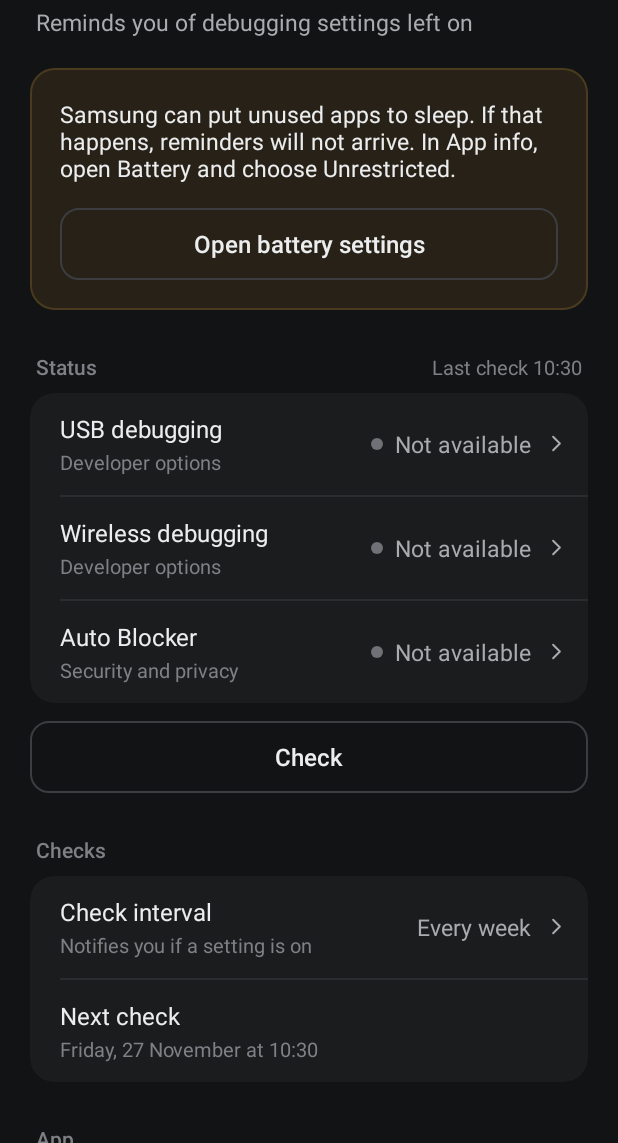
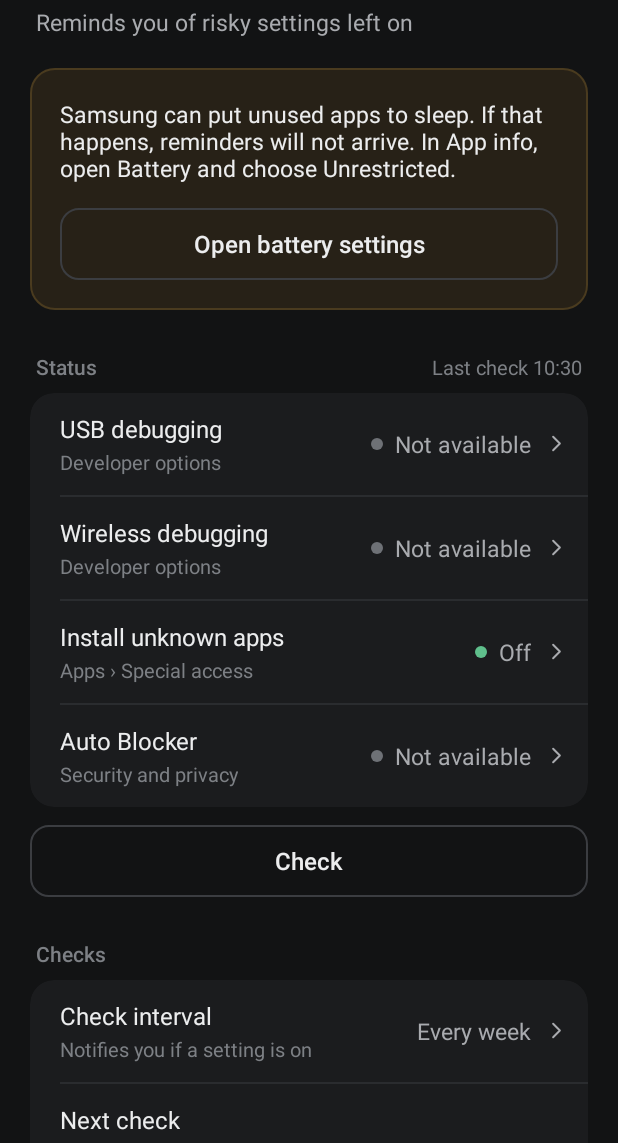
Before and after one commit to SCgrS/Watchdog, an Android app: the screen it shows after launch (MainActivity), after a tap on "USB debugging", on a phone screen of 412 x 824 dp, the part 93-1236 px from its top. Run offline under Robolectric (Android 15) with nearby library versions, the phone set to English and light mode, and no system bars.

Commit message:
Install unknown apps: Remind of apps still allowed to install
Watchdog now also watches Install unknown apps. Since Android 8 it is a
permission per app, read from AppOpsManager. The apps that are still
allowed are named on a new row of the main screen and in the left-on
notification. Tapping the row opens that app's switch, or the list when
there are several. The phone's own stores, which hold INSTALL_PACKAGES,
are not counted.

The apps with an icon in the app list are made visible through a
MAIN/LAUNCHER query in the manifest. No permission is added and nothing
about the apps is stored. The DEBUGGING notification type is now
LEFT_ON, and the old name is still read from a visible notification.

Tested on a Samsung phone with One UI 8 and Android 16, with a test copy
installed beside the real app.

Co-Authored-By: Claude Opus 5.5 <noreply@anthropic.com>

```diff
--- a/app/src/main/java/com/cgrshn/watchdog/Checker.kt
+++ b/app/src/main/java/com/cgrshn/watchdog/Checker.kt
@@ -14,7 +14,7 @@ object Checker {
         val now = System.currentTimeMillis()
         val effective = Decision.effectiveTrigger(trigger, store.nextCheck, now)
         when (snapshot.autoBlocker) {
-            State.UNKNOWN -> if (snapshot.debuggingOn) store.autoBlockerPending = true
+            State.UNKNOWN -> if (snapshot.leftOn) store.autoBlockerPending = true
             else -> store.autoBlockerPending = false
         }
         val outcome = Decision.decide(snapshot, Notifier.visibleType(app), effective, store.autoBlockerPending)
--- a/app/src/main/java/com/cgrshn/watchdog/Decision.kt
+++ b/app/src/main/java/com/cgrshn/watchdog/Decision.kt
@@ -12,18 +12,30 @@ enum class State {
     ABSENT,
 }
 
+/** An app that is allowed to install other apps (Install unknown apps). */
+data class Installer(val packageName: String, val label: String)
+
 /**
  * A snapshot of the watched settings. Developer options itself is not watched: Leaving it on is not a risk by itself, the
  * reminder is about the debugging settings.
+ *
+ * [unknownApps] is ON when at least one app may install unknown apps. Those apps are [installers], in the order the
+ * screen and the notification name them.
  */
 data class Snapshot(
     val usb: State,
     val wireless: State,
     val autoBlocker: State,
+    val unknownApps: State = State.OFF,
+    val installers: List<Installer> = emptyList(),
 ) {
     /** USB or wireless debugging is on. */
     val debuggingOn: Boolean
         get() = usb == State.ON || wireless == State.ON
+
+    /** A setting that should be turned off again is on: Debugging, or an app that may install unknown apps. */
+    val leftOn: Boolean
+        get() = debuggingOn || unknownApps == State.ON
 }
 
 /** What started a check. */
@@ -49,15 +61,18 @@ enum class Trigger {
 
 /** The content of the app's single notification. */
 enum class ReminderType {
-    /** USB or wireless debugging is on. */
-    DEBUGGING,
+    /**
+     * A setting that should be turned off again is on: USB or wireless debugging, or Install unknown apps for an app.
+     * Called DEBUGGING in earlier versions (see [Notifier.visibleType]).
+     */
+    LEFT_ON,
 
     /** Auto Blocker was read as off (on phones that let apps read it). */
     AUTO_BLOCKER_OFF,
 
     /**
-     * Debugging settings that were seen on are now off, and Auto Blocker cannot be read: A one-time "Turn on Auto Blocker
-     * now" reminder. It appears silently as soon as the settings go off, closes on tap or swipe and never sounds again.
+     * Settings that were seen on are now off, and Auto Blocker cannot be read: A one-time "Turn on Auto Blocker now"
+     * reminder. It appears silently as soon as the settings go off, closes on tap or swipe and never sounds again.
      */
     AUTO_BLOCKER_REMINDER,
 }
@@ -84,21 +99,22 @@ data class Outcome(val type: ReminderType?, val delivery: Delivery)
 /**
  * All of the app's decision logic. It does not depend on Android and is covered by unit tests.
  *
- * The app checks at the chosen interval. If debugging settings are on, it shows a notification, which goes away when they
- * are turned off. No new alert appears while the user changes settings or opens the app.
+ * The app checks at the chosen interval. If a setting is left on, it shows a notification, which goes away when it is
+ * turned off. No new alert appears while the user changes settings or opens the app.
  */
 object Decision {
     /**
-     * [autoBlockerPending]: Debugging settings were seen on while Auto Blocker could not be read. When the settings go
-     * off, Auto Blocker is reminded once.
+     * [autoBlockerPending]: A setting was seen left on while Auto Blocker could not be read. When the settings go off,
+     * Auto Blocker is reminded once. Sideloading an app also needs Auto Blocker off, so the same holds for Install unknown
+     * apps.
      */
     fun decide(snapshot: Snapshot, visible: ReminderType?, trigger: Trigger, autoBlockerPending: Boolean = false): Outcome {
         val type = when {
-            snapshot.debuggingOn -> ReminderType.DEBUGGING
+            snapshot.leftOn -> ReminderType.LEFT_ON
             snapshot.autoBlocker == State.OFF -> ReminderType.AUTO_BLOCKER_OFF
             snapshot.autoBlocker == State.UNKNOWN && (
                 autoBlockerPending ||
-                    visible == ReminderType.DEBUGGING ||
+                    visible == ReminderType.LEFT_ON ||
                     visible == ReminderType.AUTO_BLOCKER_REMINDER
                 ) -> ReminderType.AUTO_BLOCKER_REMINDER
             else -> null
--- a/app/src/main/java/com/cgrshn/watchdog/MainActivity.kt
+++ b/app/src/main/java/com/cgrshn/watchdog/MainActivity.kt
@@ -39,6 +39,7 @@ class MainActivity : Activity() {
 
     private var lastSnapshot: Snapshot? = null
     private val rows = mutableMapOf<String, View>()
+    private val locations = mutableMapOf<String, Int>()
 
     /** The screen opens in the app's chosen language, independent of the phone's language. */
     override fun attachBaseContext(newBase: Context) {
@@ -99,6 +100,7 @@ class MainActivity : Activity() {
         showWarnings()
         showStatusRow(ROW_USB, snapshot.usb, onIsRisky = true)
         showStatusRow(ROW_WIRELESS, snapshot.wireless, onIsRisky = true)
+        showStatusRow(ROW_UNKNOWN_APPS, snapshot.unknownApps, onIsRisky = true, apps = snapshot.installers.map { it.label })
         showStatusRow(ROW_AUTO_BLOCKER, snapshot.autoBlocker, onIsRisky = false)
         find<View>(R.id.auto_blocker_note).visibility =
             if (snapshot.autoBlocker == State.UNKNOWN) View.VISIBLE else View.GONE
@@ -111,19 +113,21 @@ class MainActivity : Activity() {
     }
 
     /**
-     * The result message of Check. While Auto Blocker cannot be read, it does not say "All clear", it speaks only about
-     * debugging (a big "all clear" was misleading while the other settings were unknown).
+     * The result message of Check. While Auto Blocker cannot be read, it does not say "All clear", it says only that
+     * nothing is left on (a big "all clear" was misleading while the other settings were unknown).
      */
     private fun summary(snapshot: Snapshot): String {
         val onSettings = buildList {
             if (snapshot.usb == State.ON) add(getString(R.string.usb_debugging))
             if (snapshot.wireless == State.ON) add(getString(R.string.wireless_debugging))
+            if (snapshot.unknownApps == State.ON) add(getString(R.string.unknown_apps))
         }
         return when {
             onSettings.size == 1 -> getString(R.string.summary_one_on, onSettings[0])
             onSettings.size > 1 -> getString(R.string.summary_many_on, onSettings.size)
             snapshot.autoBlocker == State.OFF -> getString(R.string.summary_auto_blocker_off)
-            snapshot.autoBlocker == State.UNKNOWN -> getString(R.string.summary_debugging_off)
+            snapshot.autoBlocker == State.UNKNOWN || snapshot.unknownApps == State.UNKNOWN ->
+                getString(R.string.summary_nothing_on)
             else -> getString(R.string.summary_all_clear)
         }
     }
@@ -131,10 +135,12 @@ class MainActivity : Activity() {
     private fun buildStatusRows() {
         val container = find<LinearLayout>(R.id.status_rows)
         // Tapping a row opens that setting. For USB and wireless debugging, Developer options scrolls to the setting. The
-        // line under the name tells where the setting lives on the phone.
+        // line under the name tells where the setting lives on the phone. Install unknown apps opens the switch of the
+        // app it is allowed for, or the list when there are several.
         val rowInfos = listOf(
             RowInfo(ROW_USB, R.string.usb_debugging, R.string.location_developer_options, Page.USB),
             RowInfo(ROW_WIRELESS, R.string.wireless_debugging, R.string.location_developer_options, Page.WIRELESS),
+            RowInfo(ROW_UNKNOWN_APPS, R.string.unknown_apps, R.string.location_special_access, Page.UNKNOWN_APPS),
             RowInfo(ROW_AUTO_BLOCKER, R.string.auto_blocker, R.string.location_security, Page.AUTO_BLOCKER),
         )
         val inflater = LayoutInflater.from(this)
@@ -143,14 +149,21 @@ class MainActivity : Activity() {
             val row = inflater.inflate(R.layout.row_status, container, false)
             row.findViewById<TextView>(R.id.name).setText(info.name)
             row.findViewById<TextView>(R.id.location).setText(info.location)
-            row.setOnClickListener { SettingsPages.open(this, info.page) }
+            row.setOnClickListener {
+                val single = lastSnapshot?.installers?.singleOrNull()?.packageName
+                SettingsPages.open(this, info.page, app = if (info.page == Page.UNKNOWN_APPS) single else null)
+            }
             container.addView(row)
             rows[info.key] = row
+            locations[info.key] = info.location
         }
     }
 
-    /** [onIsRisky]: For debugging settings being on is the risk, for Auto Blocker being off. */
-    private fun showStatusRow(key: String, state: State, onIsRisky: Boolean) {
+    /**
+     * [onIsRisky]: For debugging settings and Install unknown apps being on is the risk, for Auto Blocker being off.
+     * [apps]: The apps Install unknown apps is allowed for. While there are any, they take the place of the location line.
+     */
+    private fun showStatusRow(key: String, state: State, onIsRisky: Boolean, apps: List<String> = emptyList()) {
         val row = rows[key] ?: return
         val risky = (state == State.ON && onIsRisky) || (state == State.OFF && !onIsRisky)
         val text = when (state) {
@@ -168,14 +181,23 @@ class MainActivity : Activity() {
         value.setText(text)
         value.setTextColor(getColor(if (risky) R.color.text_risk else R.color.text_secondary))
         row.findViewById<View>(R.id.lamp).backgroundTintList = ColorStateList.valueOf(getColor(lamp))
-        // Screen readers read the name, the value and where the setting lives on the phone.
-        val location = row.findViewById<TextView>(R.id.location).text
+        val locationView = row.findViewById<TextView>(R.id.location)
+        if (apps.isEmpty()) {
+            locationView.setText(locations.getValue(key))
+            locationView.setTextColor(getColor(R.color.text_muted))
+        } else {
+            locationView.text = Format.list(apps, store.language)
+            locationView.setTextColor(getColor(R.color.text_risk))
+        }
+        // Screen readers read the name, the value and where the setting lives on the phone (or the apps it is on for).
+        val location = locationView.text
         row.contentDescription = getString(rowName(key)) + ", " + getString(text) + ", " + location
     }
 
     private fun rowName(key: String) = when (key) {
         ROW_USB -> R.string.usb_debugging
         ROW_WIRELESS -> R.string.wireless_debugging
+        ROW_UNKNOWN_APPS -> R.string.unknown_apps
         else -> R.string.auto_blocker
     }
 
@@ -285,6 +307,7 @@ class MainActivity : Activity() {
         const val CHANGE_DELAY_MS = 500L
         const val ROW_USB = "usb"
         const val ROW_WIRELESS = "wireless"
+        const val ROW_UNKNOWN_APPS = "unknown_apps"
         const val ROW_AUTO_BLOCKER = "auto_blocker"
     }
 }
--- a/app/src/main/java/com/cgrshn/watchdog/SettingsPages.kt
+++ b/app/src/main/java/com/cgrshn/watchdog/SettingsPages.kt
@@ -11,9 +11,10 @@ import android.provider.Settings
 
 /**
  * The settings pages the app can open. The app only opens them and never touches the settings inside. USB and WIRELESS
- * open Developer options scrolled to that setting.
+ * open Developer options scrolled to that setting. UNKNOWN_APPS opens Install unknown apps. New pages go at the end: The
+ * position numbers the notifications' pending intents.
  */
-enum class Page { USB, WIRELESS, AUTO_BLOCKER, NOTIFICATIONS, BATTERY, PAUSE }
+enum class Page { USB, WIRELESS, AUTO_BLOCKER, NOTIFICATIONS, BATTERY, PAUSE, UNKNOWN_APPS }
 
 object SettingsPages {
     /** Keys of the settings in Developer options (the same in AOSP and Samsung's SecSettings, checked 2026-11-14). */
@@ -32,9 +33,12 @@ object SettingsPages {
     private const val AUTO_BLOCKER_SCREEN = "com.samsung.android.rampart.ui.MainSettingActivity"
     private const val AUTO_BLOCKER_ACTION = "com.samsung.android.rampart.action.MAIN_SETTING_ACTIVITY"
 
-    /** Opens the page. If the first candidate is missing, tries the next. Returns false if none opens. */
-    fun open(context: Context, page: Page): Boolean {
-        for (intent in candidates(context, page)) {
+    /**
+     * Opens the page. If the first candidate is missing, tries the next. Returns false if none opens. [app]: For
+     * UNKNOWN_APPS, the app whose switch opens directly. Without it, the list of apps opens.
+     */
+    fun open(context: Context, page: Page, app: String? = null): Boolean {
+        for (intent in candidates(context, page, app)) {
             try {
                 context.startActivity(intent.addFlags(Intent.FLAG_ACTIVITY_NEW_TASK))
                 return true
@@ -53,7 +57,7 @@ object SettingsPages {
         PendingIntent.FLAG_IMMUTABLE or PendingIntent.FLAG_UPDATE_CURRENT,
     )
 
-    private fun candidates(context: Context, page: Page): List<Intent> {
+    private fun candidates(context: Context, page: Page, app: String?): List<Intent> {
         val packageUri = Uri.fromParts("package", context.packageName, null)
         val appInfo = settings(Intent(Settings.ACTION_APPLICATION_DETAILS_SETTINGS, packageUri))
         return when (page) {
@@ -79,12 +83,18 @@ object SettingsPages {
             ) + appInfo
             Page.BATTERY -> appInfo
             Page.PAUSE -> settings(Intent(Intent.ACTION_AUTO_REVOKE_PERMISSIONS, packageUri)) + appInfo
+            Page.UNKNOWN_APPS -> {
+                val list = Intent(Settings.ACTION_MANAGE_UNKNOWN_APP_SOURCES)
+                val single = app?.let { listOf(Intent(list).setData(Uri.fromParts("package", it, null))) }.orEmpty()
+                single.flatMap(::settings) + settings(list) + settings(Intent(Settings.ACTION_SETTINGS))
+            }
         }
     }
 
     /**
      * The intent first addressed to the system Settings app, then as it is (for phones whose Settings app has another
-     * package name). The intents carry only the app's own package name and a settings key.
+     * package name). The intents carry only a package name (the app's own, or the app shown on the Install unknown apps
+     * row) and a settings key.
      */
     private fun settings(intent: Intent): List<Intent> = listOf(Intent(intent).setPackage(SETTINGS_PACKAGE), intent)
 
--- a/app/src/main/java/com/cgrshn/watchdog/SettingsReader.kt
+++ b/app/src/main/java/com/cgrshn/watchdog/SettingsReader.kt
@@ -1,5 +1,8 @@
 package com.cgrshn.watchdog
 
+import android.Manifest
+import android.annotation.SuppressLint
+import android.app.AppOpsManager
 import android.content.ContentResolver
 import android.content.Context
 import android.content.pm.ApplicationInfo
@@ -30,11 +33,61 @@ object SettingsReader {
 
     fun read(context: Context): Snapshot {
         val resolver = context.contentResolver
+        val (unknownApps, installers) = installers(context)
         return Snapshot(
             usb = global(resolver, Settings.Global.ADB_ENABLED),
             wireless = global(resolver, WIRELESS_KEY),
             autoBlocker = autoBlocker(context),
+            unknownApps = unknownApps,
+            installers = installers,
         )
+    }
+
+    /**
+     * Install unknown apps (Settings › Apps › Special access). Since Android 8 this is not one switch but a permission per
+     * app: An app that asks for REQUEST_INSTALL_PACKAGES may open APK files for installing only while the user allows it.
+     * The permission is an app operation, so it is read from AppOpsManager. Allowed means MODE_ALLOWED, the mode the
+     * Settings page sets when the switch is turned on. Turning it off sets another mode.
+     *
+     * Only the apps Android lets Watchdog see are checked: Apps with an icon in the app list (the manifest's <queries>),
+     * which are the browsers, file managers and messaging apps people allow. They are only looked at here, nothing about
+     * them is stored or leaves the phone.
+     *
+     * Not counted: Apps that hold INSTALL_PACKAGES (the phone's own app stores and installers). They install without
+     * asking, so their switch changes nothing and a reminder about it could never be cleared.
+     *
+     * Lint's QueryPermissionsNeeded is suppressed on purpose: The list is meant to hold only the visible apps, and the
+     * manifest's <queries> makes the ones that matter visible. QUERY_ALL_PACKAGES is not used.
+     */
+    @SuppressLint("QueryPermissionsNeeded")
+    private fun installers(context: Context): Pair<State, List<Installer>> {
+        val op = AppOpsManager.permissionToOp(Manifest.permission.REQUEST_INSTALL_PACKAGES) ?: return State.UNKNOWN to emptyList()
+        val packages = context.packageManager
+        val appOps = context.getSystemService(AppOpsManager::class.java)
+        val installed = try {
+            if (Build.VERSION.SDK_INT >= 33) {
+                packages.getInstalledPackages(PackageManager.PackageInfoFlags.of(PackageManager.GET_PERMISSIONS.toLong()))
+            } else {
+                @Suppress("DEPRECATION")
+                packages.getInstalledPackages(PackageManager.GET_PERMISSIONS)
+            }
+        } catch (_: RuntimeException) {
+            // A list too large for one transfer or a dying package service: The state is unknown, never "off".
+            return State.UNKNOWN to emptyList()
+        }
+        val allowed = installed.mapNotNull { info ->
+            val app = info.applicationInfo ?: return@mapNotNull null
+            val asks = info.requestedPermissions?.contains(Manifest.permission.REQUEST_INSTALL_PACKAGES) == true
+            if (!asks || info.packageName == context.packageName) return@mapNotNull null
+            if (packages.checkPermission(Manifest.permission.INSTALL_PACKAGES, info.packageName) == PackageManager.PERMISSION_GRANTED) {
+                return@mapNotNull null
+            }
+            val mode = appOps.checkOpNoThrow(op, app.uid, info.packageName)
+            if (mode != AppOpsManager.MODE_ALLOWED) return@mapNotNull null
+            Installer(info.packageName, app.loadLabel(packages).toString().trim().ifEmpty { info.packageName })
+        }
+        val sorted = allowed.sortedWith(compareBy(String.CASE_INSENSITIVE_ORDER) { it.label })
+        return (if (sorted.isEmpty()) State.OFF else State.ON) to sorted
     }
 
     private fun global(resolver: ContentResolver, key: String): State =
--- a/app/src/main/res/values/strings.xml
+++ b/app/src/main/res/values/strings.xml
@@ -1,20 +1,24 @@
 <?xml version="1.0" encoding="utf-8"?>
 <!--
     English texts, the default language. Turkish ones are in values-tr. Setting names follow Samsung's English One UI
-    (Developer options, Auto Blocker).
+    (Developer options, Install unknown apps, Special access, Auto Blocker).
 -->
 <resources xmlns:tools="http://schemas.android.com/tools">
     <!-- The app's name is the same in every language. -->
     <string name="app_name" translatable="false">Watchdog</string>
-    <string name="tagline">Reminds you of debugging settings left on</string>
+    <string name="tagline">Reminds you of risky settings left on</string>
 
     <!-- Status -->
     <string name="status_title">Status</string>
     <string name="usb_debugging">USB debugging</string>
     <string name="wireless_debugging">Wireless debugging</string>
+    <string name="unknown_apps">Install unknown apps</string>
+    <!-- A setting left on in the notification, with the apps it is allowed for: "Install unknown apps (Chrome)". -->
+    <string name="unknown_apps_for">%1$s (%2$s)</string>
     <string name="auto_blocker">Auto Blocker</string>
     <!-- Under the status rows: Where the setting lives on the phone. -->
     <string name="location_developer_options">Developer options</string>
+    <string name="location_special_access">Apps › Special access</string>
     <string name="location_security">Security and privacy</string>
     <string name="state_on">On</string>
     <string name="state_off">Off</string>
@@ -25,9 +29,9 @@
     <!-- Only shown when two or more settings are on, so the plural form is always right. -->
     <string name="summary_many_on" tools:ignore="PluralsCandidate">%1$d settings on</string>
     <string name="summary_auto_blocker_off">Auto Blocker off</string>
-    <string name="summary_debugging_off">Debugging off</string>
+    <string name="summary_nothing_on">Nothing left on</string>
     <string name="last_check">Last check %1$s</string>
-    <string name="auto_blocker_unknown_note">When you turn off debugging, you will be reminded to turn Auto Blocker on.</string>
+    <string name="auto_blocker_unknown_note">When you turn these settings off, you will be reminded to turn Auto Blocker on.</string>
 
     <!-- Checks -->
     <string name="check">Check</string>
@@ -56,15 +60,18 @@
 
     <!-- Notifications -->
     <string name="channel_name">Security reminders</string>
-    <string name="channel_description">Debugging settings left on and Auto Blocker turned off</string>
+    <string name="channel_description">Settings left on and Auto Blocker turned off</string>
     <string name="notification_usb_title">USB debugging is still on</string>
     <string name="notification_wireless_title">Wireless debugging is still on</string>
     <string name="notification_both_title">USB and wireless debugging are still on</string>
-    <string name="notification_debugging_text">Still on: %1$s.</string>
+    <string name="notification_unknown_apps_title">Installing unknown apps is still allowed</string>
+    <!-- Only shown when two or more settings are on, so the plural form is always right. -->
+    <string name="notification_many_title" tools:ignore="PluralsCandidate">%1$d settings are still on</string>
+    <string name="notification_left_on_text">Still on: %1$s.</string>
     <string name="notification_auto_blocker_too">Afterwards, turn Auto Blocker back on too.</string>
     <string name="notification_auto_blocker_off_title">Auto Blocker is off</string>
     <string name="notification_auto_blocker_off_text">Turn it back on to protect your phone. Tap to open its settings.</string>
     <string name="notification_auto_blocker_reminder_title">Turn on Auto Blocker now</string>
-    <string name="notification_auto_blocker_reminder_text">Debugging settings are off. Tap to turn Auto Blocker back on.</string>
+    <string name="notification_auto_blocker_reminder_text">The settings left on are off now. Tap to turn Auto Blocker back on.</string>
     <string name="notification_lock_screen_text">You have a reminder</string>
 </resources>
```
Also changed, not shown: app/src/main/AndroidManifest.xml (+9 -1 lines), app/src/main/java/com/cgrshn/watchdog/Notifier.kt (+38 -13 lines), 10 other files.
